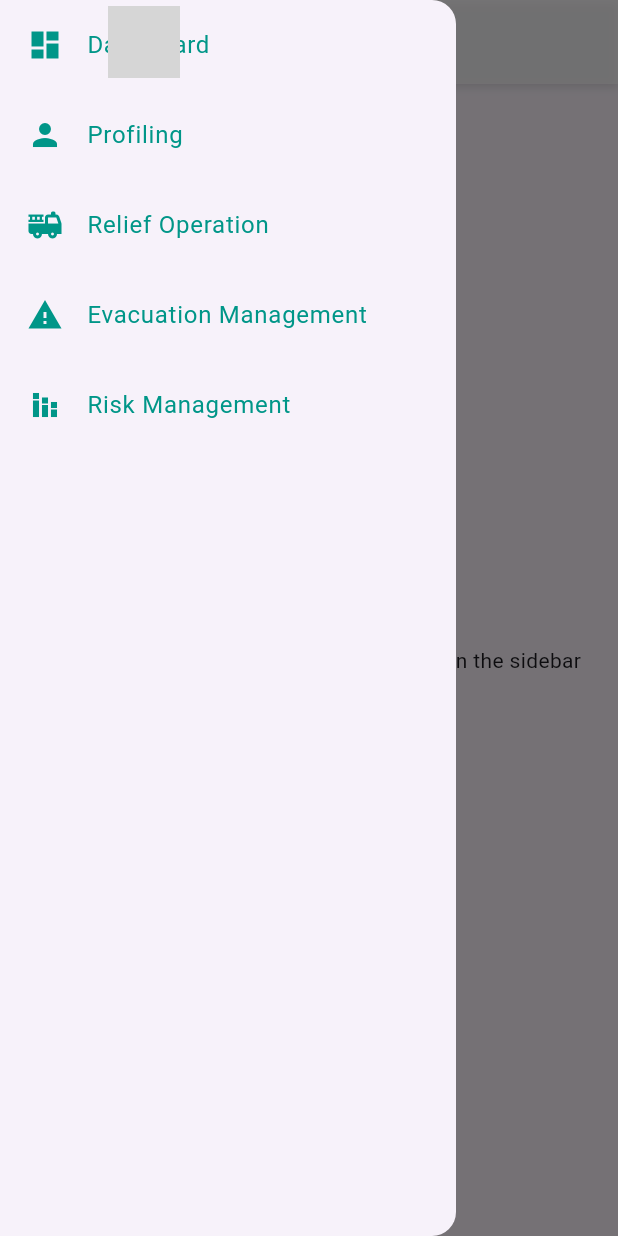
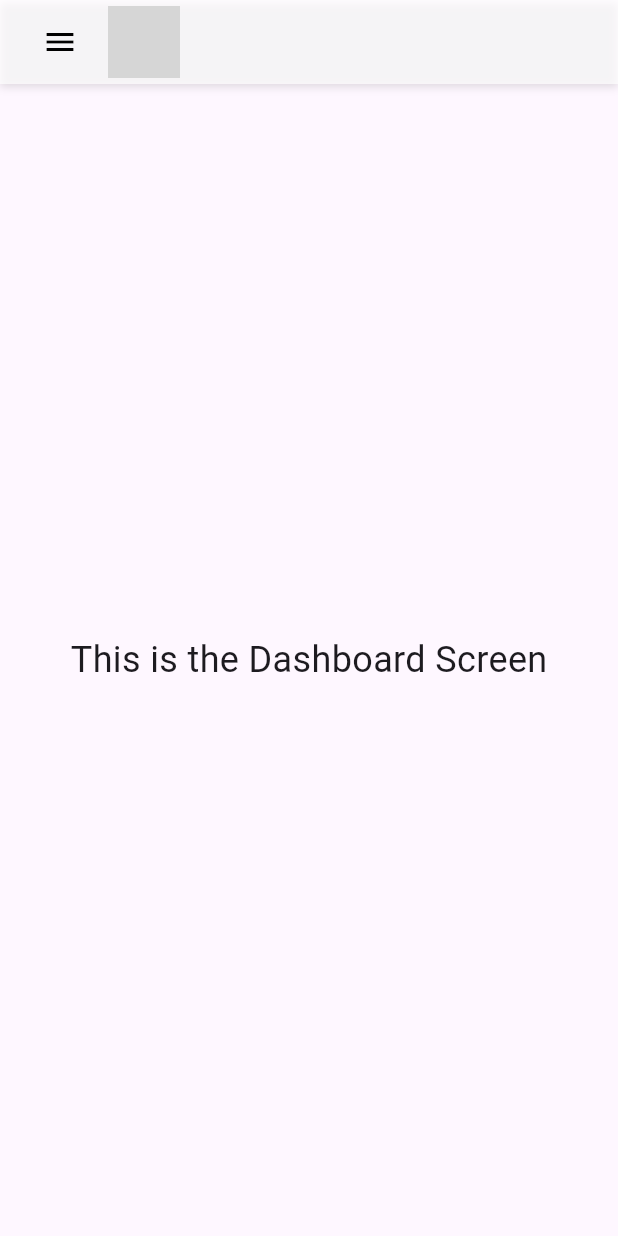
Before and after one commit to doofenzy/frrms_flutter, a Flutter app: the screen it shows after launch, in the side drawer, after a tap on "Dashboard", on a phone screen of 412 x 824 dp. Run offline on Flutter 3.47's test engine with Material 3 defaults, Android fonts, the phone set to English and light mode, and no system bars; grey boxes are pictures that could not be loaded.

Commit message:
implemented sidebar change screen functions

```diff
--- a/lib/component/sidebar.dart
+++ b/lib/component/sidebar.dart
@@ -1,77 +1,63 @@
 import 'package:flutter/material.dart';
 
 class Sidebar extends StatelessWidget {
+  const Sidebar({super.key, required this.onItemTapped});
+
+  final void Function(int index) onItemTapped;
+
   @override
   Widget build(BuildContext context) {
     return Drawer(
       child: Column(
         children: [
-          HoverContainer(
-            margin: const EdgeInsets.all(2.0), // Add margin here
-            child: ListTile(
-              leading: Icon(Icons.dashboard, color: Colors.teal),
-              title: Text(
-                'Dashboard',
-                style: TextStyle(color: Colors.teal),
-              ),
-              onTap: () {
-                // Handle navigation
-              },
-            ),
+          _buildSidebarItem(
+            context,
+            icon: Icons.dashboard,
+            title: 'Dashboard',
+            index: 0,
           ),
-          HoverContainer(
-            margin: const EdgeInsets.all(2.0), // Add margin here
-            child: ListTile(
-              leading: Icon(Icons.person, color: Colors.teal),
-              title: Text(
-                'Profiling',
-                style: TextStyle(color: Colors.teal),
-              ),
-              onTap: () {
-                // Handle navigation
-              },
-            ),
+          _buildSidebarItem(
+            context,
+            icon: Icons.person,
+            title: 'Profiling',
+            index: 1,
           ),
-          HoverContainer(
-            margin: const EdgeInsets.all(2.0), // Add margin here
-            child: ListTile(
-              leading: Icon(Icons.fire_truck, color: Colors.teal),
-              title: Text(
-                'Relief Operation',
-                style: TextStyle(color: Colors.teal),
-              ),
-              onTap: () {
-                // Handle navigation
-              },
-            ),
+          _buildSidebarItem(
+            context,
+            icon: Icons.fire_truck,
+            title: 'Relief Operation',
+            index: 2,
           ),
-          HoverContainer(
-            margin: const EdgeInsets.all(2.0), // Add margin here
-            child: ListTile(
-              leading: Icon(Icons.warning, color: Colors.teal),
-              title: Text(
-                'Evacuation Management',
-                style: TextStyle(color: Colors.teal),
-              ),
-              onTap: () {
-                // Handle navigation
-              },
-            ),
+          _buildSidebarItem(
+            context,
+            icon: Icons.warning,
+            title: 'Evacuation Management',
+            index: 3,
           ),
-          HoverContainer(
-            margin: const EdgeInsets.all(2.0), // Add margin here
-            child: ListTile(
-              leading: Icon(Icons.stacked_bar_chart_sharp, color: Colors.teal),
-              title: Text(
-                'Risk Management',
-                style: TextStyle(color: Colors.teal),
-              ),
-              onTap: () {
-                // Handle navigation
-              },
-            ),
+          _buildSidebarItem(
+            context,
+            icon: Icons.stacked_bar_chart_sharp,
+            title: 'Risk Management',
+            index: 4,
           ),
         ],
+      ),
+    );
+  }
+
+  Widget _buildSidebarItem(BuildContext context,
+      {required IconData icon, required String title, required int index}) {
+    return HoverContainer(
+      child: ListTile(
+        leading: Icon(icon, color: Colors.teal),
+        title: Text(
+          title,
+          style: TextStyle(color: Colors.teal),
+        ),
+        onTap: () {
+          Navigator.pop(context); // Close the drawer
+          onItemTapped(index); // Notify the parent about the tapped item
+        },
       ),
     );
   }
@@ -80,11 +66,9 @@ class Sidebar extends StatelessWidget {
 class HoverContainer extends StatefulWidget {
   final Widget child;
 
-  const HoverContainer(
-      {super.key, required this.child, required EdgeInsets margin});
+  const HoverContainer({super.key, required this.child});
 
   @override
-  // ignore: library_private_types_in_public_api
   _HoverContainerState createState() => _HoverContainerState();
 }
 
@@ -97,7 +81,6 @@ class _HoverContainerState extends State<HoverContainer> {
       onEnter: (_) => setState(() => _isHovered = true),
       onExit: (_) => setState(() => _isHovered = false),
       child: Container(
-        margin: const EdgeInsets.all(2.0),
         color: _isHovered
             ? Colors.grey[300]
             : Colors.transparent, // Change color on hover
--- a/lib/main.dart
+++ b/lib/main.dart
@@ -1,6 +1,11 @@
 import 'package:flutter/material.dart';
-import 'component/header.dart'; // Replace with the correct file path
+import 'component/header.dart';
 import 'component/sidebar.dart';
+import 'screen/dashboard.dart';
+import 'screen/evacuationManagement.dart';
+import 'screen/profiling.dart';
+import 'screen/reliefOperation.dart';
+import 'screen/riskManagement.dart';
 
 void main() {
   runApp(MyApp());
@@ -10,19 +15,46 @@ class MyApp extends StatelessWidget {
   @override
   Widget build(BuildContext context) {
     return MaterialApp(
-      home: Scaffold(
-        appBar: PreferredSize(
-          preferredSize: Size.fromHeight(kToolbarHeight),
-          child: HeaderWidget(
-            imagePath: '../../assets/logo.png',
-          ),
-        ),
-        drawer: Sidebar(), // Use the Sidebar widget here
-        body: Center(
-          child:
-              Text('Swipe from left or tap the menu icon to open the sidebar'),
-        ),
-      ),
+      debugShowCheckedModeBanner: false,
+      home: HomeScreen(),
     );
   }
 }
+
+class HomeScreen extends StatefulWidget {
+  @override
+  _HomeScreenState createState() => _HomeScreenState();
+}
+
+class _HomeScreenState extends State<HomeScreen> {
+  int _selectedIndex = 0;
+
+  final List<Widget> _screens = [
+    Dashboard(),
+    Profiling(),
+    ReliefOperation(),
+    EvacuationManagement(),
+    RiskManagement()
+  ];
+
+  void _onItemTapped(int index) {
+    setState(() {
+      _selectedIndex = index;
+    });
+  }
+
+  @override
+  Widget build(BuildContext context) {
+    return Scaffold(
+      appBar: PreferredSize(
+        preferredSize: Size.fromHeight(kToolbarHeight),
+        child: HeaderWidget(
+          imagePath: '../../assets/logo.png', // Adjust the path to your logo
+        ),
+      ),
+      drawer:
+          Sidebar(onItemTapped: _onItemTapped), // Sidebar handles navigation
+      body: _screens[_selectedIndex],
+    );
+  }
+}
--- /dev/null
+++ b/lib/screen/dashboard.dart
@@ -0,0 +1,11 @@
+import 'package:flutter/material.dart';
+
+class Dashboard extends StatelessWidget {
+  @override
+  Widget build(BuildContext context) {
+    return Center(
+      child:
+          Text('This is the Dashboard Screen', style: TextStyle(fontSize: 24)),
+    );
+  }
+}
--- a/lib/screen/evacuationManagement.dart
+++ b/lib/screen/evacuationManagement.dart
@@ -1,16 +1,10 @@
-// ignore: file_names
 import 'package:flutter/material.dart';
 
-class Evacuationmanagement extends StatelessWidget {
+class EvacuationManagement extends StatelessWidget {
   @override
   Widget build(BuildContext context) {
-    return Scaffold(
-      body: Center(
-        child: Text(
-          'Screen One',
-          style: TextStyle(fontSize: 24),
-        ),
-      ),
+    return Center(
+      child: Text('This is the evac Screen', style: TextStyle(fontSize: 24)),
     );
   }
 }
--- /dev/null
+++ b/lib/screen/profiling.dart
@@ -0,0 +1,11 @@
+import 'package:flutter/material.dart';
+
+class Profiling extends StatelessWidget {
+  @override
+  Widget build(BuildContext context) {
+    return Center(
+      child:
+          Text('This is the profiling Screen', style: TextStyle(fontSize: 24)),
+    );
+  }
+}
--- /dev/null
+++ b/lib/screen/reliefOperation.dart
@@ -0,0 +1,10 @@
+import 'package:flutter/material.dart';
+
+class ReliefOperation extends StatelessWidget {
+  @override
+  Widget build(BuildContext context) {
+    return Center(
+      child: Text('This is the relief Screen', style: TextStyle(fontSize: 24)),
+    );
+  }
+}
--- /dev/null
+++ b/lib/screen/riskManagement.dart
@@ -0,0 +1,11 @@
+import 'package:flutter/material.dart';
+
+class RiskManagement extends StatelessWidget {
+  @override
+  Widget build(BuildContext context) {
+    return Center(
+      child: Text('This is the risk management Screen',
+          style: TextStyle(fontSize: 24)),
+    );
+  }
+}
```
